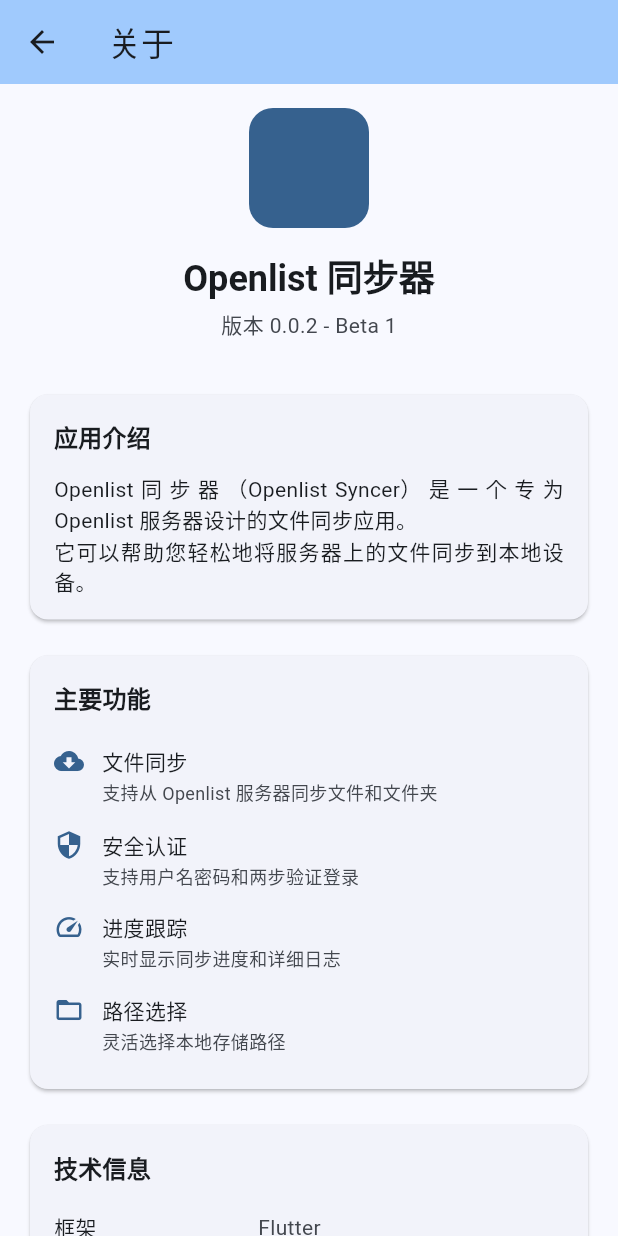
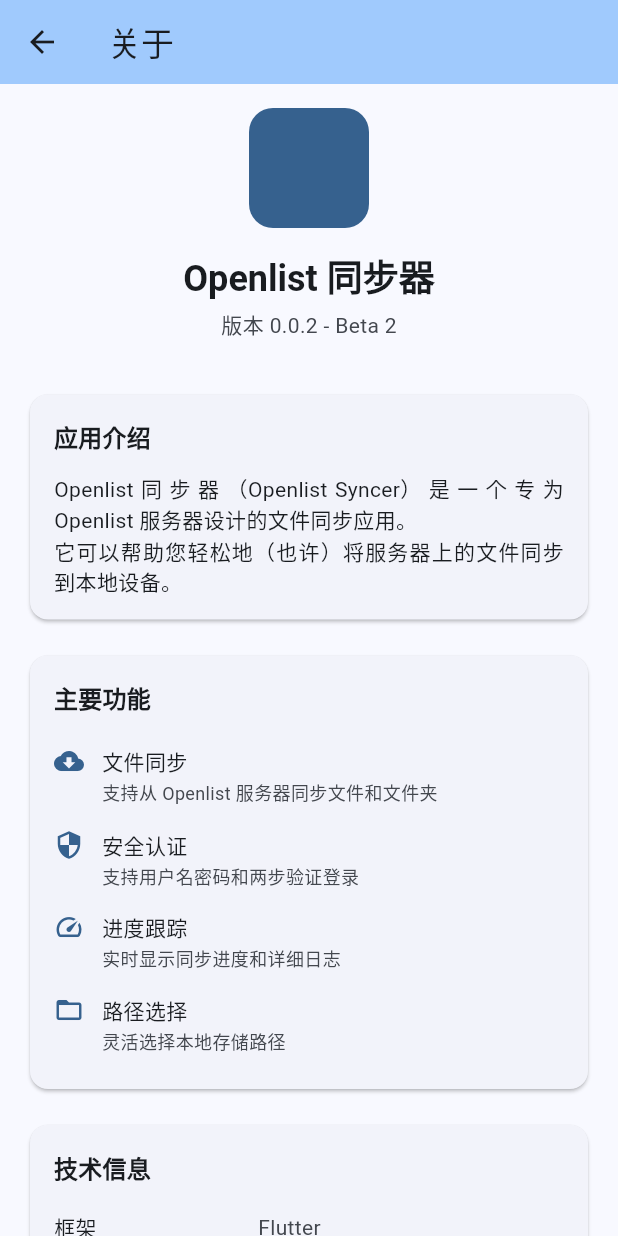
Before and after one commit to Hollow-YK/OpenlistSyncer, a Flutter app: the screen it shows after launch, item 3 of the bottom bar chosen, after a tap on "关于", on a phone screen of 412 x 824 dp. Run offline on Flutter 3.47's test engine with Material 3 defaults, Android fonts, the phone set to English and light mode, and no system bars; our stand-ins replace file_picker, permission_handler, shared_preferences.

Commit message:
主题优化

```diff
--- a/lib/UI/Android/settings/about.dart
+++ b/lib/UI/Android/settings/about.dart
@@ -8,6 +8,7 @@ class AboutPage extends StatefulWidget {
 }
 
 class _AboutPageState extends State<AboutPage> {
+  String _appVersion = '0.0.2 - Beta 2'; // 应用版本
   int _clickCount = 0; // 点击计数器
   bool _showHiddenText = false; // 是否显示隐藏文本
 
@@ -63,7 +64,7 @@ class _AboutPageState extends State<AboutPage> {
             ),
             const SizedBox(height: 4),
             Text(
-              '版本 0.0.2 - Beta 1',
+              '版本 ' + _appVersion,
               style: Theme.of(context).textTheme.bodyMedium?.copyWith(
                 color: Theme.of(context).colorScheme.onSurfaceVariant,
               ),
@@ -89,7 +90,7 @@ class _AboutPageState extends State<AboutPage> {
                       const SizedBox(height: 12),
                       Text(
                         'Openlist 同步器（Openlist Syncer）是一个专为 Openlist 服务器设计的文件同步应用。\n'
-                        '它可以帮助您轻松地将服务器上的文件同步到本地设备。',
+                        '它可以帮助您轻松地（也许）将服务器上的文件同步到本地设备。',
                         style: Theme.of(context).textTheme.bodyMedium,
                         textAlign: TextAlign.justify,
                       ),
@@ -112,13 +113,13 @@ class _AboutPageState extends State<AboutPage> {
                         ),
                       ],
                       // 可选：添加点击计数提示（调试用）
-                      // if (!_showHiddenText && _clickCount > 0) ...[
-                      //   const SizedBox(height: 8),
-                      //   Text(
-                      //     '点击次数: $_clickCount/5',
-                      //     style: const TextStyle(fontSize: 12, color: Colors.grey),
-                      //   ),
-                      // ],
+                      /* if (!_showHiddenText && _clickCount > 0) ...[
+                        const SizedBox(height: 8),
+                        Text(
+                          '点击次数: $_clickCount/5',
+                          style: const TextStyle(fontSize: 12, color: Colors.grey),
+                        ),
+                      ],*/
                     ],
                   ),
                 ),
@@ -222,6 +223,15 @@ class _AboutPageState extends State<AboutPage> {
                       style: Theme.of(context).textTheme.bodyMedium,
                     ),
                     const SizedBox(height: 12),
+                    Text(
+                      'This program is free software: you can redistribute it and/or modify it under the terms of the GNU Affero General Public License as published by the Free Software Foundation, either version 3 of the License, or (at your option) any later version.',
+                      style: Theme.of(context).textTheme.bodyMedium,
+                    ),
+                    Text(
+                      'This program is distributed in the hope that it will be useful, but WITHOUT ANY WARRANTY; without even the implied warranty of MERCHANTABILITY or FITNESS FOR A PARTICULAR PURPOSE. See the GNU Affero General Public License for more details.',
+                      style: Theme.of(context).textTheme.bodyMedium,
+                    ),
+                    const SizedBox(height: 12),
                     // 添加查看完整许可证的按钮
                     SizedBox(
                       width: double.infinity,
@@ -230,7 +240,7 @@ class _AboutPageState extends State<AboutPage> {
                           showLicensePage(
                             context: context,
                             applicationName: 'Openlist Syncer',
-                            applicationVersion: '0.0.2',
+                            applicationVersion: _appVersion,
                             applicationLegalese: 'Licensed under GNU Affero General Public License v3.0',
                           );
                         },
@@ -244,16 +254,23 @@ class _AboutPageState extends State<AboutPage> {
 
             const SizedBox(height: 24),
 
-            // 版权信息
+            // 许可和版权信息
             Text(
-              '© 2025 域空Hollow',
+              'GNU Affero General Public License v3.0 Licensed.',
               style: Theme.of(context).textTheme.bodySmall?.copyWith(
                 color: Theme.of(context).colorScheme.onSurfaceVariant,
               ),
             ),
             const SizedBox(height: 4),
+
             Text(
-              'AGPL-3.0 Licensed',
+              '版权所有 © 2025 域空 Hollow。保留所有权利。',
+              style: Theme.of(context).textTheme.bodySmall?.copyWith(
+                color: Theme.of(context).colorScheme.onSurfaceVariant,
+              ),
+            ),
+            Text(
+              'Copyright © 2025 域空Hollow. All Rights Reserved.',
               style: Theme.of(context).textTheme.bodySmall?.copyWith(
                 color: Theme.of(context).colorScheme.onSurfaceVariant,
               ),
--- a/lib/main.dart
+++ b/lib/main.dart
@@ -126,6 +126,10 @@ class _MainAppState extends State<MainApp> {
       bottomNavigationBar: BottomNavigationBar(
         currentIndex: _currentIndex,
         onTap: _onTabTapped,
+        selectedItemColor: app_theme.AppTheme.seedColor, // 选中项使用主题色
+        unselectedItemColor: Colors.grey, // 未选中项使用灰色
+        backgroundColor: Theme.of(context).colorScheme.surface, // 背景色使用反向主色
+        type: BottomNavigationBarType.fixed, // 固定类型，确保所有项都显示标签
         items: [
           BottomNavigationBarItem(
             icon: Badge(
```
Also changed, not shown: 1 other file.
